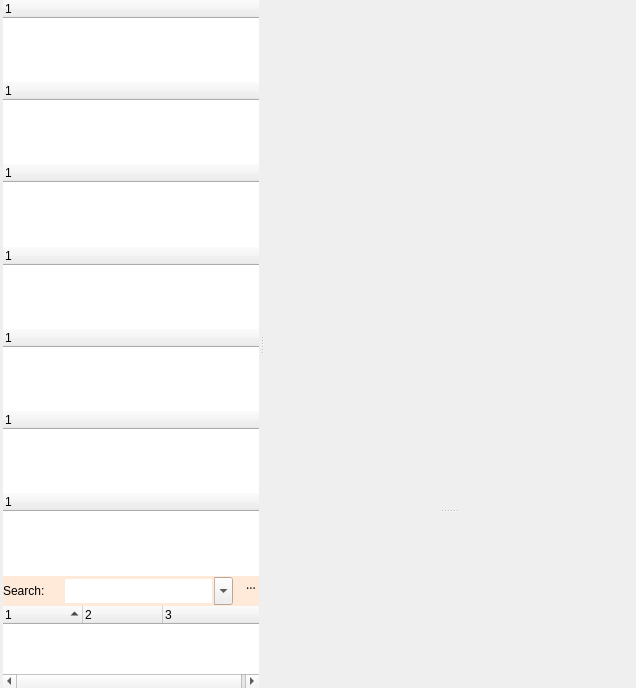
This is src/ui/trigger_editor.ui in Mudlet/Mudlet as Qt 5 draws it before an edit. The edited form follows.
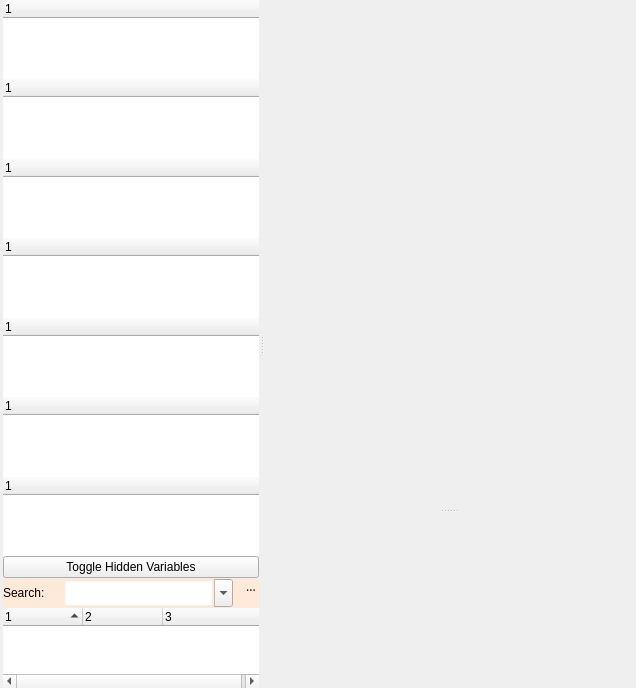
This is the edited form. Icons and pictures are not drawn. Custom widgets are drawn as their Qt base class.

Commit message: Hidden variable interface complete, basics of variable saving setup

```diff
--- a/src/ui/trigger_editor.ui
+++ b/src/ui/trigger_editor.ui
@@ -463,6 +463,25 @@
                    </column>
                   </widget>
                  </item>
+                 <item>
+                  <widget class="QPushButton" name="toggleHiddenVarsButton">
+                   <property name="text">
+                    <string>Toggle Hidden Variables</string>
+                   </property>
+                   <property name="checkable">
+                    <bool>true</bool>
+                   </property>
+                   <property name="autoDefault">
+                    <bool>false</bool>
+                   </property>
+                   <property name="default">
+                    <bool>false</bool>
+                   </property>
+                   <property name="flat">
+                    <bool>false</bool>
+                   </property>
+                  </widget>
+                 </item>
                  <item>
                   <widget class="QWidget" name="mpSearchArea" native="true">
                    <layout class="QVBoxLayout" name="verticalLayout_6">
```
The commit also changes 7 other files.
